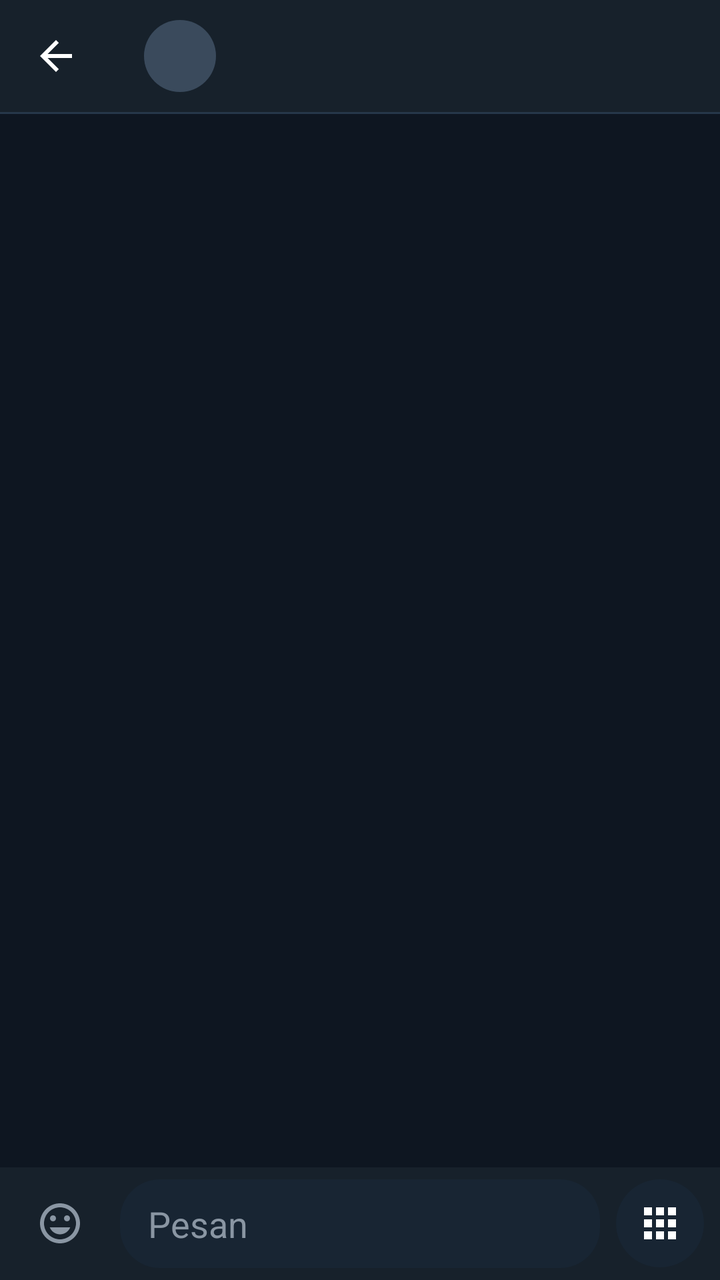
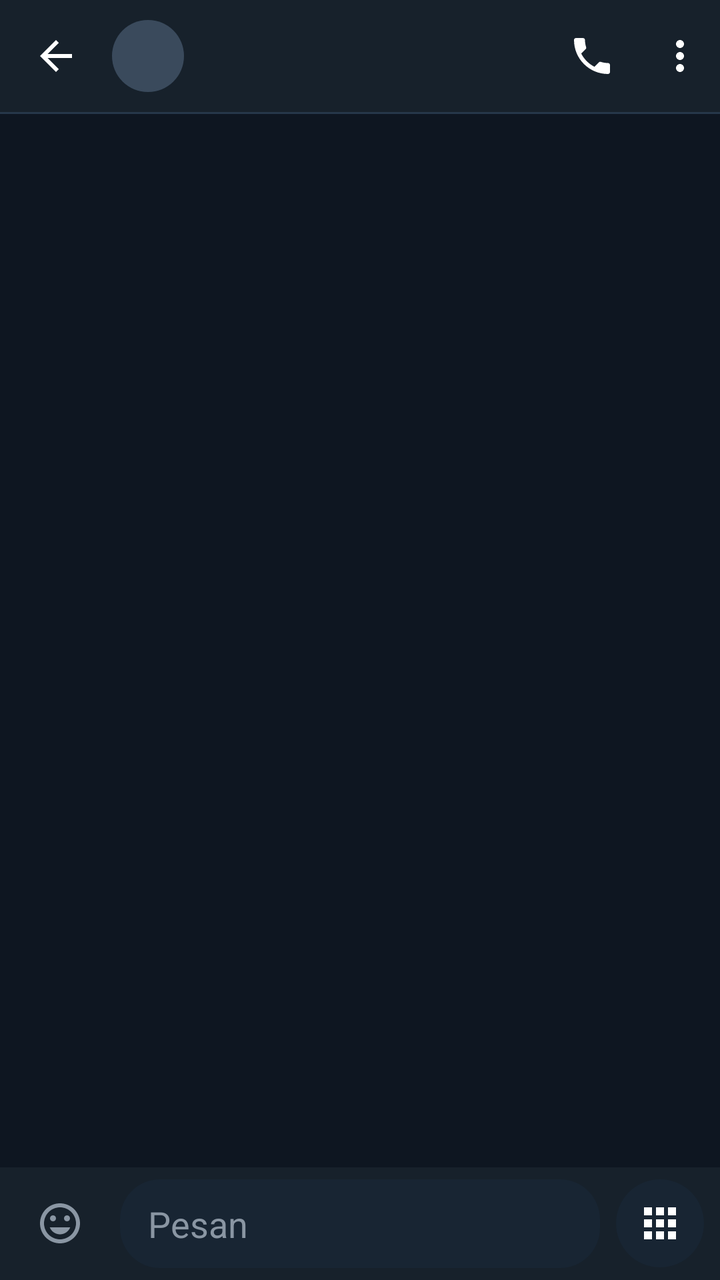

Compare the two renders of this Android layout. The source of the first and the diff that turns it into the second are given below.
<!-- AndroidManifest.xml: application theme Theme.RpChat -->
<!-- res/layout/activity_chat.xml -->
<?xml version="1.0" encoding="utf-8"?>
<androidx.constraintlayout.widget.ConstraintLayout
    xmlns:android="http://schemas.android.com/apk/res/android"
    xmlns:app="http://schemas.android.com/apk/res-auto"
    android:layout_width="match_parent"
    android:layout_height="match_parent"
    android:background="@color/bg_chat">

    <androidx.appcompat.widget.Toolbar
        android:id="@+id/toolbar"
        android:layout_width="0dp"
        android:layout_height="?attr/actionBarSize"
        android:background="@color/bg_app"
        app:navigationIcon="@drawable/ic_back"
        app:navigationIconTint="@color/text_primary"
        app:layout_constraintTop_toTopOf="parent"
        app:layout_constraintStart_toStartOf="parent"
        app:layout_constraintEnd_toEndOf="parent">

        <LinearLayout
            android:id="@+id/characterHeader"
            android:layout_width="wrap_content"
            android:layout_height="match_parent"
            android:layout_gravity="start|center_vertical"
            android:orientation="horizontal"
            android:gravity="center_vertical"
            android:paddingEnd="12dp"
            android:background="?attr/selectableItemBackground"
            android:clickable="true"
            android:focusable="true">

            <ImageView
                android:id="@+id/imgToolbarAvatar"
                android:layout_width="36dp"
                android:layout_height="36dp"
                android:src="@drawable/avatar_placeholder"
                android:scaleType="centerCrop"
                android:background="@drawable/bg_avatar_circle" />

            <LinearLayout
                android:layout_width="wrap_content"
                android:layout_height="wrap_content"
                android:orientation="vertical"
                android:layout_marginStart="10dp">

                <TextView
                    android:id="@+id/txtToolbarName"
                    android:layout_width="wrap_content"
                    android:layout_height="wrap_content"
                    android:textColor="@color/text_primary"
                    android:textSize="17sp"
                    android:textStyle="bold" />

                <TextView
                    android:id="@+id/txtToolbarBio"
                    android:layout_width="wrap_content"
                    android:layout_height="wrap_content"
                    android:textColor="@color/text_secondary"
                    android:textSize="12sp"
                    android:maxLines="1"
                    android:ellipsize="end"
                    android:visibility="gone" />
            </LinearLayout>
        </LinearLayout>
    </androidx.appcompat.widget.Toolbar>

    <View
        android:id="@+id/headerDivider"
        android:layout_width="0dp"
        android:layout_height="1dp"
        android:background="@color/divider"
        app:layout_constraintTop_toBottomOf="@id/toolbar"
        app:layout_constraintStart_toStartOf="parent"
        app:layout_constraintEnd_toEndOf="parent" />

    <LinearLayout
        android:id="@+id/pinnedBar"
        android:layout_width="0dp"
        android:layout_height="wrap_content"
        android:orientation="horizontal"
        android:gravity="center_vertical"
        android:visibility="gone"
        android:background="@color/bg_app"
        android:paddingStart="12dp"
        android:paddingEnd="8dp"
        android:paddingTop="6dp"
        android:paddingBottom="6dp"
        android:clickable="true"
        android:focusable="true"
        app:layout_constraintTop_toBottomOf="@id/headerDivider"
        app:layout_constraintStart_toStartOf="parent"
        app:layout_constraintEnd_toEndOf="parent">

        <ImageView
            android:layout_width="16dp"
            android:layout_height="16dp"
            android:src="@drawable/ic_pin"
            app:tint="@color/accent" />

        <TextView
            android:id="@+id/txtPinnedPreview"
            android:layout_width="0dp"
            android:layout_height="wrap_content"
            android:layout_weight="1"
            android:layout_marginStart="10dp"
            android:maxLines="1"
            android:ellipsize="end"
            android:textColor="@color/text_secondary"
            android:textSize="13sp" />

        <ImageButton
            android:id="@+id/btnUnpin"
            android:layout_width="28dp"
            android:layout_height="28dp"
            android:background="@android:color/transparent"
            android:src="@drawable/ic_close"
            app:tint="@color/text_secondary" />
    </LinearLayout>

    <View
        android:id="@+id/pinnedDivider"
        android:layout_width="0dp"
        android:layout_height="1dp"
        android:background="@color/divider"
        android:visibility="gone"
        app:layout_constraintTop_toBottomOf="@id/pinnedBar"
        app:layout_constraintStart_toStartOf="parent"
        app:layout_constraintEnd_toEndOf="parent" />

    <androidx.recyclerview.widget.RecyclerView
        android:id="@+id/recyclerMessages"
        android:layout_width="0dp"
        android:layout_height="0dp"
        android:clipToPadding="false"
        android:paddingTop="8dp"
        android:paddingBottom="8dp"
        app:layout_constraintTop_toBottomOf="@id/pinnedDivider"
        app:layout_constraintBottom_toTopOf="@id/replyBar"
        app:layout_constraintStart_toStartOf="parent"
        app:layout_constraintEnd_toEndOf="parent" />

    <LinearLayout
        android:id="@+id/replyBar"
        android:layout_width="0dp"
        android:layout_height="wrap_content"
        android:orientation="horizontal"
        android:visibility="gone"
        android:background="@color/bg_app"
        android:paddingStart="12dp"
        android:paddingEnd="8dp"
        android:paddingTop="6dp"
        android:paddingBottom="6dp"
        android:gravity="center_vertical"
        app:layout_constraintBottom_toTopOf="@id/attachBar"
        app:layout_constraintStart_toStartOf="parent"
        app:layout_constraintEnd_toEndOf="parent">

        <View
            android:layout_width="3dp"
            android:layout_height="match_parent"
            android:minHeight="32dp"
            android:background="@color/reply_bar" />

        <LinearLayout
            android:layout_width="0dp"
            android:layout_height="wrap_content"
            android:layout_weight="1"
            android:layout_marginStart="8dp"
            android:orientation="vertical">

            <TextView
                android:id="@+id/txtReplyLabel"
                android:layout_width="wrap_content"
                android:layout_height="wrap_content"
                android:textColor="@color/accent"
                android:textStyle="bold"
                android:textSize="13sp" />

            <TextView
                android:id="@+id/txtReplyPreview"
                android:layout_width="match_parent"
                android:layout_height="wrap_content"
                android:maxLines="2"
                android:ellipsize="end"
                android:textColor="@color/text_secondary"
                android:textSize="13sp" />
        </LinearLayout>

        <ImageButton
            android:id="@+id/btnCancelReply"
            android:layout_width="32dp"
            android:layout_height="32dp"
            android:background="@android:color/transparent"
            android:src="@drawable/ic_close"
            app:tint="@color/text_secondary" />
    </LinearLayout>

    <LinearLayout
        android:id="@+id/attachBar"
        android:layout_width="0dp"
        android:layout_height="wrap_content"
        android:orientation="horizontal"
        android:visibility="gone"
        android:background="@color/bg_app"
        android:paddingStart="12dp"
        android:paddingEnd="8dp"
        android:paddingTop="6dp"
        android:paddingBottom="6dp"
        android:gravity="center_vertical"
        app:layout_constraintBottom_toTopOf="@id/inputBar"
        app:layout_constraintStart_toStartOf="parent"
        app:layout_constraintEnd_toEndOf="parent">

        <ImageView
            android:id="@+id/imgAttachPreviewIcon"
            android:layout_width="20dp"
            android:layout_height="20dp"
            android:src="@drawable/ic_photo"
            app:tint="@color/accent" />

        <TextView
            android:id="@+id/txtAttachPreviewName"
            android:layout_width="0dp"
            android:layout_height="wrap_content"
            android:layout_weight="1"
            android:layout_marginStart="8dp"
            android:maxLines="1"
            android:ellipsize="end"
            android:textColor="@color/text_secondary"
            android:textSize="13sp" />

        <ImageButton
            android:id="@+id/btnCancelAttach"
            android:layout_width="32dp"
            android:layout_height="32dp"
            android:background="@android:color/transparent"
            android:src="@drawable/ic_close"
            app:tint="@color/text_secondary" />
    </LinearLayout>

    <LinearLayout
        android:id="@+id/inputBar"
        android:layout_width="0dp"
        android:layout_height="wrap_content"
        android:orientation="horizontal"
        android:gravity="center_vertical"
        android:background="@color/bg_app"
        android:paddingStart="8dp"
        android:paddingEnd="8dp"
        android:paddingTop="6dp"
        android:paddingBottom="6dp"
        app:layout_constraintBottom_toBottomOf="parent"
        app:layout_constraintStart_toStartOf="parent"
        app:layout_constraintEnd_toEndOf="parent">

        <ImageButton
            android:id="@+id/btnEmoji"
            android:layout_width="44dp"
            android:layout_height="44dp"
            android:background="@android:color/transparent"
            android:contentDescription="@string/emoji"
            android:src="@drawable/ic_emoji"
            app:tint="@color/text_secondary" />

        <EditText
            android:id="@+id/editMessage"
            android:layout_width="0dp"
            android:layout_height="wrap_content"
            android:layout_weight="1"
            android:layout_marginStart="8dp"
            android:layout_marginEnd="8dp"
            android:background="@drawable/bg_input"
            android:hint="@string/type_message"
            android:textColorHint="@color/text_secondary"
            android:textColor="@color/text_primary"
            android:paddingStart="14dp"
            android:paddingEnd="14dp"
            android:paddingTop="10dp"
            android:paddingBottom="10dp"
            android:maxLines="5"
            android:inputType="textCapSentences|textMultiLine" />

        <FrameLayout
            android:layout_width="wrap_content"
            android:layout_height="wrap_content">

            <ImageButton
                android:id="@+id/btnAttach"
                android:layout_width="44dp"
                android:layout_height="44dp"
                android:background="@drawable/bg_avatar_circle"
                android:backgroundTint="@color/bubble_other"
                android:contentDescription="@string/attach_photo"
                android:src="@drawable/ic_attach" />

            <LinearLayout
                android:id="@+id/sendIconsContainer"
                android:layout_width="wrap_content"
                android:layout_height="wrap_content"
                android:orientation="horizontal"
                android:visibility="gone">

                <ImageButton
                    android:id="@+id/btnSendAsOther"
                    android:layout_width="44dp"
                    android:layout_height="44dp"
                    android:background="@drawable/bg_avatar_circle"
                    android:backgroundTint="@color/bubble_other"
                    android:contentDescription="@string/send_as_other"
                    android:src="@drawable/ic_arrow_left" />

                <ImageButton
                    android:id="@+id/btnSendAsNarrator"
                    android:layout_width="36dp"
                    android:layout_height="36dp"
                    android:layout_marginStart="4dp"
                    android:layout_gravity="center_vertical"
                    android:background="@drawable/bg_avatar_circle"
                    android:backgroundTint="@color/bg_chat"
                    android:contentDescription="@string/send_as_narrator"
                    android:src="@drawable/ic_narrator"
                    android:padding="7dp" />

                <ImageButton
                    android:id="@+id/btnSendAsSelf"
                    android:layout_width="44dp"
                    android:layout_height="44dp"
                    android:layout_marginStart="4dp"
                    android:background="@drawable/bg_avatar_circle"
                    android:backgroundTint="@color/accent"
                    android:contentDescription="@string/send_as_self"
                    android:src="@drawable/ic_arrow_right" />
            </LinearLayout>
        </FrameLayout>

    </LinearLayout>

</androidx.constraintlayout.widget.ConstraintLayout>
<!-- resources referenced by this layout -->
<resources>
  <color name="accent">#4EA4F6</color>
  <color name="bg_app">#17212B</color>
  <color name="bg_chat">#0E1621</color>
  <color name="bubble_other">#182533</color>
  <color name="divider">#26374A</color>
  <color name="reply_bar">#4EA4F6</color>
  <color name="text_primary">#FFFFFF</color>
  <color name="text_secondary">#8A96A3</color>
  <!-- drawable avatar_placeholder (drawable) -->
  <?xml version="1.0" encoding="utf-8"?>
  <shape xmlns:android="http://schemas.android.com/apk/res/android" android:shape="oval">
      <solid android:color="#3A4A5C" />
  </shape>
  <!-- drawable bg_avatar_circle (drawable) -->
  <?xml version="1.0" encoding="utf-8"?>
  <shape xmlns:android="http://schemas.android.com/apk/res/android" android:shape="oval">
      <solid android:color="@color/bubble_other" />
  </shape>
  <!-- drawable bg_input (drawable) -->
  <?xml version="1.0" encoding="utf-8"?>
  <shape xmlns:android="http://schemas.android.com/apk/res/android">
      <solid android:color="@color/bubble_other" />
      <corners android:radius="20dp" />
  </shape>
  <!-- drawable ic_arrow_left (drawable) -->
  <vector xmlns:android="http://schemas.android.com/apk/res/android"
      android:width="24dp" android:height="24dp" android:viewportWidth="24" android:viewportHeight="24">
      <path android:fillColor="#FFFFFF" android:pathData="M15.41,7.41L14,6l-6,6 6,6 1.41,-1.41L10.83,12z"/>
  </vector>
  <!-- drawable ic_arrow_right (drawable) -->
  <vector xmlns:android="http://schemas.android.com/apk/res/android"
      android:width="24dp" android:height="24dp" android:viewportWidth="24" android:viewportHeight="24">
      <path android:fillColor="#FFFFFF" android:pathData="M8.59,16.59L10,18l6,-6 -6,-6 -1.41,1.41L13.17,12z"/>
  </vector>
  <!-- drawable ic_back (drawable) -->
  <vector xmlns:android="http://schemas.android.com/apk/res/android"
      android:width="24dp" android:height="24dp" android:viewportWidth="24" android:viewportHeight="24">
      <path android:fillColor="#FFFFFF" android:pathData="M20,11H7.83l5.59,-5.59L12,4l-8,8 8,8 1.41,-1.41L7.83,13H20v-2z"/>
  </vector>
  <!-- drawable ic_pin (drawable) -->
  <vector xmlns:android="http://schemas.android.com/apk/res/android"
      android:width="24dp" android:height="24dp" android:viewportWidth="24" android:viewportHeight="24">
      <path android:fillColor="#FFFFFF" android:pathData="M16,12V4h1V2H7v2h1v8l-2,2v2h5.2v6h1.6v-6H18v-2l-2,-2z"/>
  </vector>
  <string name="attach_photo">Foto</string>
  <string name="emoji">Emoji</string>
  <string name="send_as_narrator">Kirim sebagai narator</string>
  <string name="send_as_other">Kirim sebagai karakter</string>
  <string name="send_as_self">Kirim sebagai diriku</string>
  <string name="type_message">Pesan</string>
  <!-- unchanged entries left out for length: 6 -->
</resources>

<!-- the commit's change to res/layout/activity_chat.xml (unified diff, before → after) -->
@@ -11,6 +11,8 @@
         android:layout_width="0dp"
         android:layout_height="?attr/actionBarSize"
         android:background="@color/bg_app"
+        app:contentInsetStart="0dp"
+        app:contentInsetStartWithNavigation="0dp"
         app:navigationIcon="@drawable/ic_back"
         app:navigationIconTint="@color/text_primary"
         app:layout_constraintTop_toTopOf="parent"
@@ -61,6 +63,35 @@
                     android:ellipsize="end"
                     android:visibility="gone" />
             </LinearLayout>
+        </LinearLayout>
+
+        <LinearLayout
+            android:layout_width="wrap_content"
+            android:layout_height="match_parent"
+            android:layout_gravity="end|center_vertical"
+            android:orientation="horizontal"
+            android:gravity="center_vertical">
+
+            <ImageButton
+                android:id="@+id/btnCall"
+                android:layout_width="wrap_content"
+                android:layout_height="wrap_content"
+                android:padding="8dp"
+                android:background="?attr/selectableItemBackgroundBorderless"
+                android:contentDescription="@string/call"
+                android:src="@drawable/ic_call"
+                app:tint="@color/text_primary" />
+
+            <ImageButton
+                android:id="@+id/btnMoreOptions"
+                android:layout_width="wrap_content"
+                android:layout_height="wrap_content"
+                android:layout_marginStart="4dp"
+                android:padding="8dp"
+                android:background="?attr/selectableItemBackgroundBorderless"
+                android:contentDescription="@string/more_options"
+                android:src="@drawable/ic_more_vert"
+                app:tint="@color/text_primary" />
         </LinearLayout>
     </androidx.appcompat.widget.Toolbar>
 
<!-- resource entries referenced after the edit -->
@@ -39,13 +39,25 @@
       android:width="24dp" android:height="24dp" android:viewportWidth="24" android:viewportHeight="24">
       <path android:fillColor="#FFFFFF" android:pathData="M20,11H7.83l5.59,-5.59L12,4l-8,8 8,8 1.41,-1.41L7.83,13H20v-2z"/>
   </vector>
+  <!-- drawable ic_call (drawable) -->
+  <vector xmlns:android="http://schemas.android.com/apk/res/android"
+      android:width="24dp" android:height="24dp" android:viewportWidth="24" android:viewportHeight="24">
+      <path android:fillColor="#FFFFFF" android:pathData="M6.62,10.79c1.44,2.83 3.76,5.14 6.59,6.59l2.2,-2.2c0.27,-0.27 0.67,-0.36 1.02,-0.24 1.12,0.37 2.33,0.57 3.57,0.57 0.55,0 1,0.45 1,1L21,20c0,0.55 -0.45,1 -1,1 -9.39,0 -17,-7.61 -17,-17 0,-0.55 0.45,-1 1,-1h3.5c0.55,0 1,0.45 1,1 0,1.25 0.2,2.45 0.57,3.57 0.11,0.35 0.03,0.74 -0.25,1.02z"/>
+  </vector>
+  <!-- drawable ic_more_vert (drawable) -->
+  <vector xmlns:android="http://schemas.android.com/apk/res/android"
+      android:width="24dp" android:height="24dp" android:viewportWidth="24" android:viewportHeight="24">
+      <path android:fillColor="#FFFFFF" android:pathData="M12,8c1.1,0 2,-0.9 2,-2s-0.9,-2 -2,-2 -2,0.9 -2,2 0.9,2 2,2zM12,10c-1.1,0 -2,0.9 -2,2s0.9,2 2,2 2,-0.9 2,-2 -0.9,-2 -2,-2zM12,16c-1.1,0 -2,0.9 -2,2s0.9,2 2,2 2,-0.9 2,-2 -0.9,-2 -2,-2z"/>
+  </vector>
   <!-- drawable ic_pin (drawable) -->
   <vector xmlns:android="http://schemas.android.com/apk/res/android"
       android:width="24dp" android:height="24dp" android:viewportWidth="24" android:viewportHeight="24">
       <path android:fillColor="#FFFFFF" android:pathData="M16,12V4h1V2H7v2h1v8l-2,2v2h5.2v6h1.6v-6H18v-2l-2,-2z"/>
   </vector>
   <string name="attach_photo">Foto</string>
+  <string name="call">Telepon</string>
   <string name="emoji">Emoji</string>
+  <string name="more_options">Opsi lain</string>
   <string name="send_as_narrator">Kirim sebagai narator</string>
   <string name="send_as_other">Kirim sebagai karakter</string>
   <string name="send_as_self">Kirim sebagai diriku</string>
